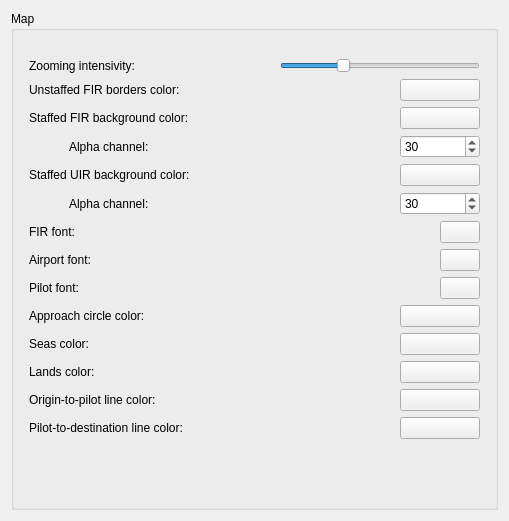
Qt form source/ui/pages/mappage.ui (Vatsinator/vatsinator-legacy) before a commit.
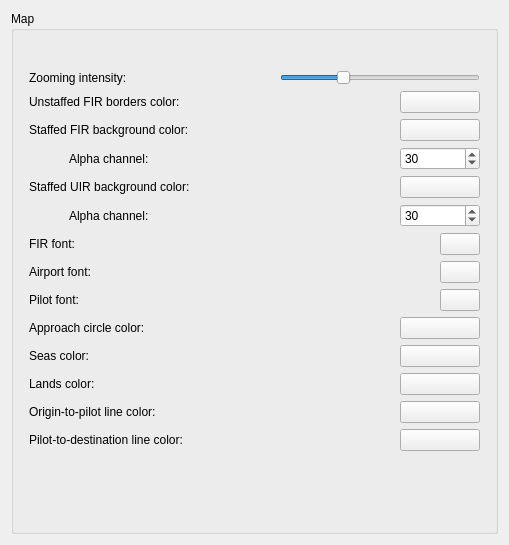
The same form after that commit. Custom widgets are drawn as their Qt base class.

```diff
--- a/source/ui/pages/mappage.ui
+++ b/source/ui/pages/mappage.ui
@@ -7,7 +7,7 @@
     <x>0</x>
     <y>0</y>
     <width>509</width>
-    <height>521</height>
+    <height>545</height>
    </rect>
   </property>
   <property name="windowTitle">
@@ -42,7 +42,7 @@
           <item>
            <widget class="QLabel" name="label_4">
             <property name="text">
-             <string>Zooming intensivity:</string>
+             <string>Zooming intensity:</string>
             </property>
            </widget>
           </item>
```
